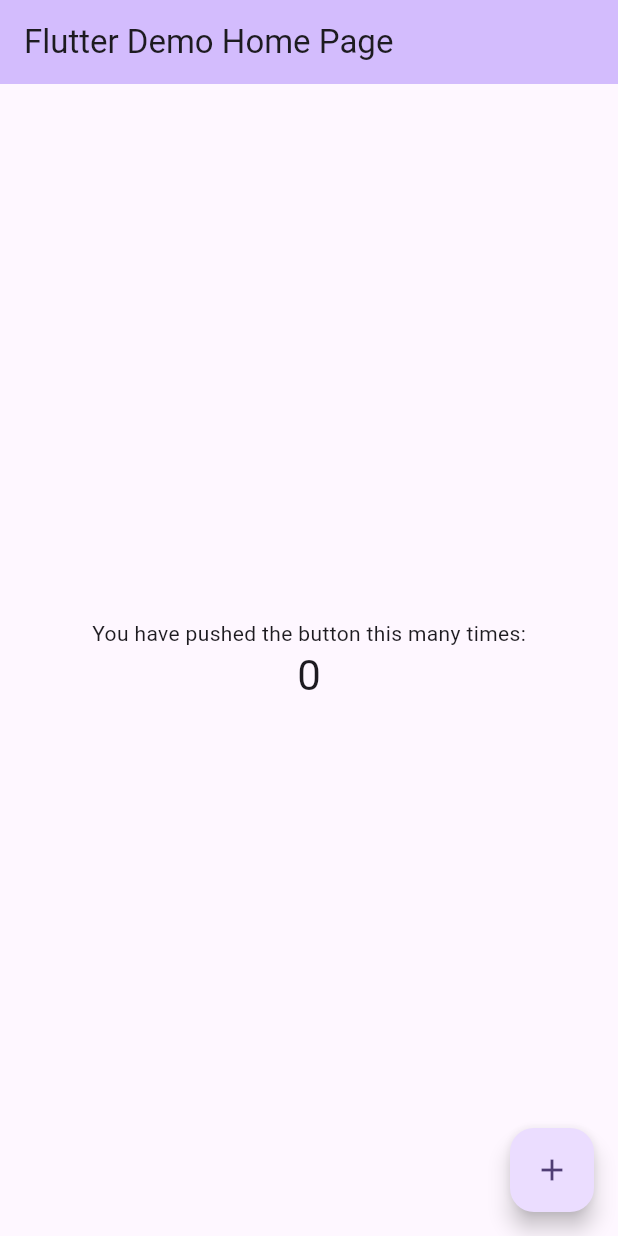
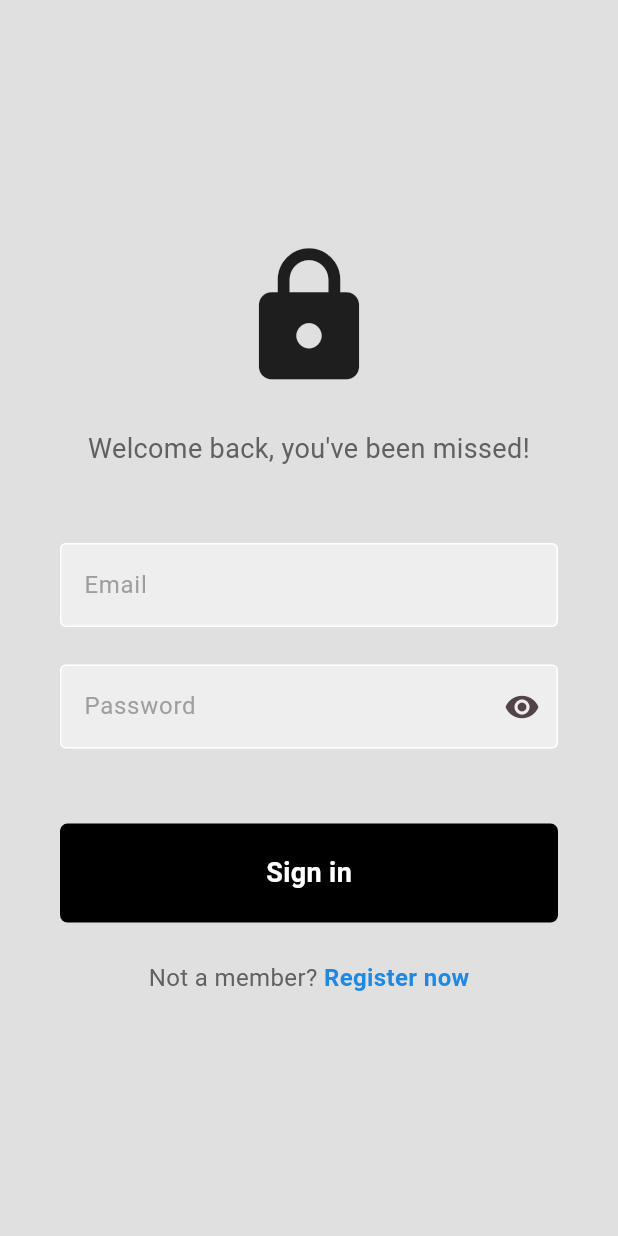
Before and after one commit to lucas-marianno/flutter_social_network_the_bottle, a Flutter app: the screen it shows after launch, on a phone screen of 412 x 824 dp. Run offline on Flutter 3.47's test engine with Material 2 defaults, Android fonts, the phone set to English and light mode, and no system bars.

Commit message:
login and register UI implemented

```diff
--- /dev/null
+++ b/lib/auth/login_or_register.dart
@@ -0,0 +1,29 @@
+import 'package:flutter/material.dart';
+import 'package:the_wall/pages/login_page.dart';
+import 'package:the_wall/pages/register_page.dart';
+
+class LoginOrRegister extends StatefulWidget {
+  const LoginOrRegister({super.key});
+
+  @override
+  State<LoginOrRegister> createState() => _LoginOrRegisterState();
+}
+
+class _LoginOrRegisterState extends State<LoginOrRegister> {
+  bool showLoginPage = true;
+
+  void togglePages() {
+    setState(() {
+      showLoginPage = !showLoginPage;
+    });
+  }
+
+  @override
+  Widget build(BuildContext context) {
+    if (showLoginPage) {
+      return LoginPage(onTap: togglePages);
+    }
+
+    return RegisterPage(onTap: togglePages);
+  }
+}
--- /dev/null
+++ b/lib/components/elevated_button.dart
@@ -0,0 +1,35 @@
+import 'package:flutter/material.dart';
+
+class MyButton extends StatelessWidget {
+  const MyButton({
+    super.key,
+    required this.text,
+    required this.onTap,
+  });
+  final String text;
+  final Function()? onTap;
+
+  @override
+  Widget build(BuildContext context) {
+    return GestureDetector(
+      onTap: onTap,
+      child: Container(
+        decoration: const BoxDecoration(
+          color: Colors.black,
+          borderRadius: BorderRadius.all(Radius.circular(5)),
+        ),
+        padding: const EdgeInsets.symmetric(vertical: 20, horizontal: 40),
+        child: Center(
+          child: Text(
+            text,
+            style: const TextStyle(
+              color: Colors.white,
+              fontSize: 18,
+              fontWeight: FontWeight.bold,
+            ),
+          ),
+        ),
+      ),
+    );
+  }
+}
--- /dev/null
+++ b/lib/components/login_textfield.dart
@@ -0,0 +1,44 @@
+import 'package:flutter/material.dart';
+
+// ignore: must_be_immutable
+class MyTextField extends StatefulWidget {
+  MyTextField({
+    super.key,
+    required this.controller,
+    required this.hintText,
+    this.obscureText = false,
+  });
+
+  final TextEditingController controller;
+  final String hintText;
+  bool obscureText;
+
+  @override
+  State<MyTextField> createState() => _MyTextFieldState();
+}
+
+class _MyTextFieldState extends State<MyTextField> {
+  bool isVisible = false;
+
+  @override
+  Widget build(BuildContext context) {
+    return TextField(
+      controller: widget.controller,
+      obscureText: isVisible,
+      decoration: InputDecoration(
+        suffixIcon: widget.obscureText
+            ? IconButton(
+                icon: Icon(isVisible ? Icons.visibility_off : Icons.visibility),
+                onPressed: () => setState(() => isVisible = !isVisible))
+            : null,
+        hintText: widget.hintText,
+        border: const OutlineInputBorder(borderSide: BorderSide(color: Colors.white)),
+        focusedBorder: const OutlineInputBorder(borderSide: BorderSide(color: Colors.white)),
+        enabledBorder: const OutlineInputBorder(borderSide: BorderSide(color: Colors.white)),
+        filled: true,
+        fillColor: Colors.grey[200],
+        hintStyle: const TextStyle(color: Colors.grey),
+      ),
+    );
+  }
+}
--- a/lib/main.dart
+++ b/lib/main.dart
@@ -1,125 +1,27 @@
 import 'package:flutter/material.dart';
+import 'package:the_wall/auth/login_or_register.dart';
 
 void main() {
   runApp(const MyApp());
 }
 
-class MyApp extends StatelessWidget {
+class MyApp extends StatefulWidget {
   const MyApp({super.key});
 
-  // This widget is the root of your application.
+  @override
+  State<MyApp> createState() => _MyAppState();
+}
+
+class _MyAppState extends State<MyApp> {
   @override
   Widget build(BuildContext context) {
     return MaterialApp(
-      title: 'Flutter Demo',
+      debugShowCheckedModeBanner: false,
       theme: ThemeData(
-        // This is the theme of your application.
-        //
-        // TRY THIS: Try running your application with "flutter run". You'll see
-        // the application has a blue toolbar. Then, without quitting the app,
-        // try changing the seedColor in the colorScheme below to Colors.green
-        // and then invoke "hot reload" (save your changes or press the "hot
-        // reload" button in a Flutter-supported IDE, or press "r" if you used
-        // the command line to start the app).
-        //
-        // Notice that the counter didn't reset back to zero; the application
-        // state is not lost during the reload. To reset the state, use hot
-        // restart instead.
-        //
-        // This works for code too, not just values: Most code changes can be
-        // tested with just a hot reload.
-        colorScheme: ColorScheme.fromSeed(seedColor: Colors.deepPurple),
         useMaterial3: true,
+        colorScheme: ColorScheme.fromSeed(seedColor: Colors.black, primary: Colors.black),
       ),
-      home: const MyHomePage(title: 'Flutter Demo Home Page'),
+      home: const LoginOrRegister(),
     );
   }
 }
-
-class MyHomePage extends StatefulWidget {
-  const MyHomePage({super.key, required this.title});
-
-  // This widget is the home page of your application. It is stateful, meaning
-  // that it has a State object (defined below) that contains fields that affect
-  // how it looks.
-
-  // This class is the configuration for the state. It holds the values (in this
-  // case the title) provided by the parent (in this case the App widget) and
-  // used by the build method of the State. Fields in a Widget subclass are
-  // always marked "final".
-
-  final String title;
-
-  @override
-  State<MyHomePage> createState() => _MyHomePageState();
-}
-
-class _MyHomePageState extends State<MyHomePage> {
-  int _counter = 0;
-
-  void _incrementCounter() {
-    setState(() {
-      // This call to setState tells the Flutter framework that something has
-      // changed in this State, which causes it to rerun the build method below
-      // so that the display can reflect the updated values. If we changed
-      // _counter without calling setState(), then the build method would not be
-      // called again, and so nothing would appear to happen.
-      _counter++;
-    });
-  }
-
-  @override
-  Widget build(BuildContext context) {
-    // This method is rerun every time setState is called, for instance as done
-    // by the _incrementCounter method above.
-    //
-    // The Flutter framework has been optimized to make rerunning build methods
-    // fast, so that you can just rebuild anything that needs updating rather
-    // than having to individually change instances of widgets.
-    return Scaffold(
-      appBar: AppBar(
-        // TRY THIS: Try changing the color here to a specific color (to
-        // Colors.amber, perhaps?) and trigger a hot reload to see the AppBar
-        // change color while the other colors stay the same.
-        backgroundColor: Theme.of(context).colorScheme.inversePrimary,
-        // Here we take the value from the MyHomePage object that was created by
-        // the App.build method, and use it to set our appbar title.
-        title: Text(widget.title),
-      ),
-      body: Center(
-        // Center is a layout widget. It takes a single child and positions it
-        // in the middle of the parent.
-        child: Column(
-          // Column is also a layout widget. It takes a list of children and
-          // arranges them vertically. By default, it sizes itself to fit its
-          // children horizontally, and tries to be as tall as its parent.
-          //
-          // Column has various properties to control how it sizes itself and
-          // how it positions its children. Here we use mainAxisAlignment to
-          // center the children vertically; the main axis here is the vertical
-          // axis because Columns are vertical (the cross axis would be
-          // horizontal).
-          //
-          // TRY THIS: Invoke "debug painting" (choose the "Toggle Debug Paint"
-          // action in the IDE, or press "p" in the console), to see the
-          // wireframe for each widget.
-          mainAxisAlignment: MainAxisAlignment.center,
-          children: <Widget>[
-            const Text(
-              'You have pushed the button this many times:',
-            ),
-            Text(
-              '$_counter',
-              style: Theme.of(context).textTheme.headlineMedium,
-            ),
-          ],
-        ),
-      ),
-      floatingActionButton: FloatingActionButton(
-        onPressed: _incrementCounter,
-        tooltip: 'Increment',
-        child: const Icon(Icons.add),
-      ), // This trailing comma makes auto-formatting nicer for build methods.
-    );
-  }
-}
--- /dev/null
+++ b/lib/pages/login_page.dart
@@ -0,0 +1,102 @@
+import 'package:flutter/material.dart';
+
+import '../components/elevated_button.dart';
+import '../components/login_textfield.dart';
+
+class LoginPage extends StatefulWidget {
+  const LoginPage({
+    super.key,
+    required this.onTap,
+  });
+
+  final Function()? onTap;
+
+  @override
+  State<LoginPage> createState() => _LoginPageState();
+}
+
+class _LoginPageState extends State<LoginPage> {
+  TextEditingController emailController = TextEditingController();
+  TextEditingController passwordController = TextEditingController();
+  @override
+  Widget build(BuildContext context) {
+    return Scaffold(
+      backgroundColor: Colors.grey[300],
+      body: SafeArea(
+        child: Container(
+          margin: const EdgeInsets.all(40),
+          alignment: Alignment.center,
+          child: Column(
+            mainAxisAlignment: MainAxisAlignment.center,
+            crossAxisAlignment: CrossAxisAlignment.stretch,
+            children: [
+              // logo
+              const Icon(
+                Icons.lock,
+                size: 100,
+              ),
+              const SizedBox(height: 25),
+
+              // welcome back message
+              Text(
+                'Welcome back, you\'ve been missed!',
+                textAlign: TextAlign.center,
+                style: TextStyle(
+                  fontSize: 18,
+                  color: Colors.grey[700],
+                ),
+              ),
+              const SizedBox(height: 50),
+
+              // email textfield
+              MyTextField(
+                controller: emailController,
+                hintText: 'Email',
+              ),
+
+              const SizedBox(height: 25),
+
+              // password texfield
+              MyTextField(
+                controller: passwordController,
+                hintText: 'Password',
+                obscureText: true,
+              ),
+
+              const SizedBox(height: 50),
+
+              // sign in button
+              MyButton(text: 'Sign in', onTap: () {}),
+
+              const SizedBox(height: 25),
+              // go to register page
+              Row(
+                mainAxisAlignment: MainAxisAlignment.center,
+                children: [
+                  Text(
+                    'Not a member? ',
+                    style: TextStyle(
+                      fontSize: 16,
+                      color: Colors.grey[700],
+                    ),
+                  ),
+                  GestureDetector(
+                    onTap: widget.onTap,
+                    child: Text(
+                      'Register now',
+                      style: TextStyle(
+                        fontSize: 16,
+                        fontWeight: FontWeight.bold,
+                        color: Colors.blue[600],
+                      ),
+                    ),
+                  ),
+                ],
+              )
+            ],
+          ),
+        ),
+      ),
+    );
+  }
+}
```
Also changed, not shown: lib/pages/register_page.dart (added, +111 -0 lines).
